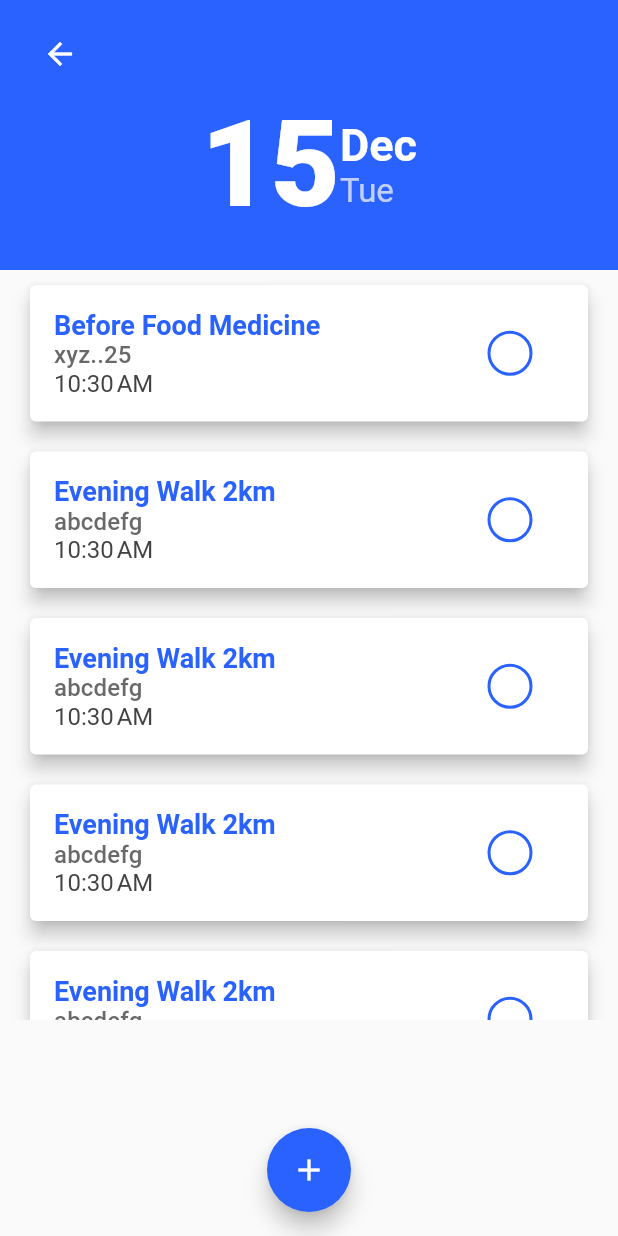
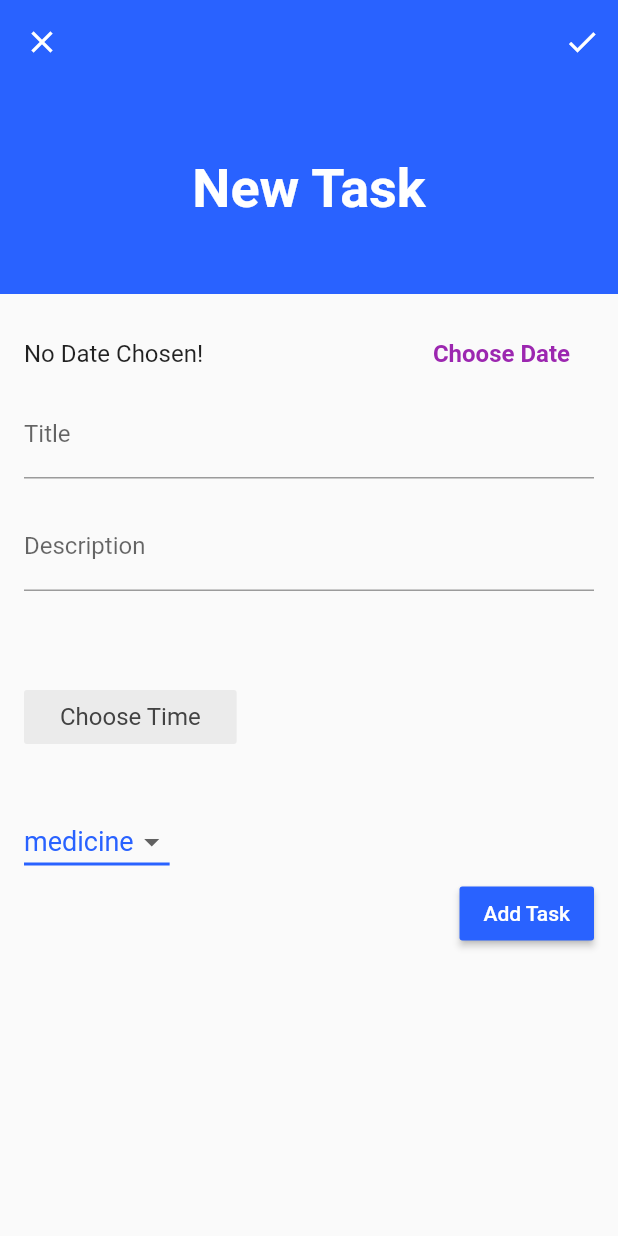
Before and after one commit to NavaneethRenjith/Medwise, a Flutter app: the TaskPage screen opened directly, after a tap on the "add" icon, on a phone screen of 412 x 824 dp. Run offline on Flutter 3.47's test engine with Material 2 defaults, Android fonts, the phone set to English and light mode, and no system bars.

Commit message:
added new-task page

```diff
--- a/Medwise/lib/widgets/date.dart
+++ b/Medwise/lib/widgets/date.dart
@@ -25,22 +25,9 @@ class _DateState extends State<Date> {
   @override
   Widget build(BuildContext context) {
     return Container(
-      height: 180,
+      height: 140,
       padding: EdgeInsets.all(16),
       color: Theme.of(context).primaryColor,
-      child: Column(
-        children: [
-          Container(
-            height: 40,
-            alignment: Alignment.centerLeft,
-            child: IconButton(
-                icon: Icon(Icons.arrow_back),
-                color: Colors.white,
-                onPressed: () {
-                  Navigator.pop(context);
-                }),
-          ),
-          Expanded(
       child: GestureDetector(
         onTap: _presentDatePicker,
         child: Container(
@@ -56,6 +43,9 @@ class _DateState extends State<Date> {
                           fontWeight: FontWeight.w900,
                           color: Colors.white,
                         ),
+                      ),
+                      SizedBox(
+                        width: 5,
                       ),
                       Column(
                         mainAxisAlignment: MainAxisAlignment.center,
@@ -93,6 +83,9 @@ class _DateState extends State<Date> {
                           color: Colors.white,
                         ),
                       ),
+                      SizedBox(
+                        width: 5,
+                      ),
                       Column(
                         mainAxisAlignment: MainAxisAlignment.center,
                         crossAxisAlignment: CrossAxisAlignment.start,
@@ -117,9 +110,6 @@ class _DateState extends State<Date> {
                     ],
                   )),
       ),
-          ),
-        ],
-      ),
     );
   }
 }
--- /dev/null
+++ b/Medwise/lib/widgets/new_task.dart
@@ -0,0 +1,232 @@
+import 'package:flutter/material.dart';
+import 'package:intl/intl.dart';
+
+class NewTask extends StatefulWidget {
+  final Function addTask;
+
+  NewTask(this.addTask); // addNewTask from task_page.dart
+
+  @override
+  _NewTaskState createState() => _NewTaskState();
+}
+
+class _NewTaskState extends State<NewTask> {
+  final _titleController = TextEditingController();
+  final _descController = TextEditingController();
+  DateTime _selectedDate;
+  TimeOfDay _selectedTime;
+  String _selectedTag = 'medicine';
+
+  void _presentDatePicker() {
+    showDatePicker(
+      context: context,
+      initialDate: DateTime.now(),
+      firstDate: DateTime.now(),
+      lastDate: DateTime(2022),
+    ).then((pickedDate) {
+      if (pickedDate == null) return;
+      setState(() {
+        _selectedDate = pickedDate;
+      });
+    });
+  }
+
+  void _presentTimePicker() {
+    showTimePicker(
+      context: context,
+      initialTime: TimeOfDay.now(),
+    ).then((pickedTime) {
+      if (pickedTime == null) return;
+      setState(() {
+        _selectedTime = pickedTime;
+      });
+    });
+  }
+
+  void _submitData() {
+    final enteredTitle = _titleController.text;
+    final enteredDesc = _descController.text;
+    final enteredTag = _selectedTag;
+  }
+
+  @override
+  Widget build(BuildContext context) {
+    return Scaffold(
+      appBar: AppBar(
+        elevation: 0,
+        leading: IconButton(
+            icon: Icon(Icons.close),
+            onPressed: () {
+              Navigator.pop(context);
+            }),
+        actions: [
+          IconButton(icon: Icon(Icons.done), onPressed: () {}),
+        ],
+      ),
+      body: Container(
+        child: Column(
+          children: [
+            Container(
+              height: 140,
+              child: Center(
+                child: Text(
+                  'New Task',
+                  style: TextStyle(
+                    color: Colors.white,
+                    fontSize: 36,
+                    fontWeight: FontWeight.bold,
+                  ),
+                ),
+              ),
+              color: Theme.of(context).primaryColor,
+            ),
+            Container(
+              margin: EdgeInsets.symmetric(
+                vertical: 16,
+                horizontal: 16,
+              ),
+              child: Column(
+                crossAxisAlignment: CrossAxisAlignment.start,
+                children: [
+                  Container(
+                    // Date Picker Section
+                    child: Row(
+                      children: [
+                        Expanded(
+                          child: Text(
+                            _selectedDate == null
+                                ? 'No Date Chosen!'
+                                : DateFormat.yMMMd().format(_selectedDate),
+                            style: TextStyle(
+                              fontSize: 16,
+                            ),
+                          ),
+                        ),
+                        FlatButton(
+                          onPressed: _presentDatePicker,
+                          child: Text(
+                            'Choose Date',
+                            style: TextStyle(
+                              color: Colors.purple,
+                              fontWeight: FontWeight.bold,
+                              fontSize: 16,
+                            ),
+                          ),
+                        )
+                      ],
+                    ),
+                  ),
+                  TextField(
+                    controller: _titleController,
+                    onSubmitted: null,
+                    decoration: InputDecoration(
+                      labelText: 'Title',
+                    ),
+                  ),
+                  SizedBox(
+                    height: 16,
+                  ),
+                  TextField(
+                    controller: _descController,
+                    onSubmitted: null,
+                    decoration: InputDecoration(
+                      labelText: 'Description',
+                    ),
+                  ),
+                  SizedBox(
+                    height: 60,
+                  ),
+                  FlatButton(
+                    // Time Picker section
+                    padding: EdgeInsets.symmetric(
+                      vertical: 8,
+                      horizontal: 24,
+                    ),
+                    color: Color.fromRGBO(220, 220, 220, 0.5),
+                    onPressed: _presentTimePicker,
+                    child: _selectedTime == null
+                        ? Text(
+                            'Choose Time',
+                            style: Theme.of(context).textTheme.subtitle1,
+                          )
+                        : Text(
+                            'Format time here',
+                            style: Theme.of(context).textTheme.subtitle1,
+                          ),
+                  ),
+                  // Repeat section
+                  // Container(
+                  //   child: Row(
+                  //     children: [
+                  //       Expanded(
+                  //         child: Text(
+                  //           'Repeat',
+                  //           style: Theme.of(context).textTheme.subtitle1,
+                  //         ),
+                  //       ),
+                  //       FlatButton(
+                  //         onPressed: () {},
+                  //         child: Row(
+                  //           mainAxisAlignment: MainAxisAlignment.end,
+                  //           children: [
+                  //             Text(
+                  //               '1 Week',
+                  //               style: Theme.of(context).textTheme.subtitle1,
+                  //             ),
+                  //             Icon(Icons.keyboard_arrow_right_outlined),
+                  //           ],
+                  //         ),
+                  //       ),
+                  //     ],
+                  //   ),
+                  // ),
+                  Container(
+                    // Tag section
+                    margin: EdgeInsets.only(
+                      top: 35,
+                    ),
+                    child: DropdownButton(
+                      value: _selectedTag,
+                      icon: Icon(Icons.arrow_drop_down),
+                      style: TextStyle(
+                        color: Theme.of(context).primaryColor,
+                        fontSize: 18,
+                      ),
+                      underline: Container(
+                        height: 2,
+                        color: Theme.of(context).primaryColor,
+                      ),
+                      onChanged: (String newTag) {
+                        setState(() {
+                          _selectedTag = newTag;
+                        });
+                      },
+                      items: ['medicine', 'exercise', 'diet', 'other']
+                          .map((value) {
+                        return DropdownMenuItem(
+                          value: value,
+                          child: Text(value),
+                        );
+                      }).toList(),
+                    ),
+                  ),
+                  Container(
+                    alignment: Alignment.centerRight,
+                    child: RaisedButton(
+                      onPressed: () {},
+                      child: Text(
+                        'Add Task',
+                      ),
+                      color: Theme.of(context).primaryColor,
+                      textColor: Theme.of(context).textTheme.button.color,
+                    ),
+                  ),
+                ],
+              ),
+            ),
+          ],
+        ),
+      ),
+    );
+  }
+}
--- a/Medwise/lib/widgets/task_page.dart
+++ b/Medwise/lib/widgets/task_page.dart
@@ -3,6 +3,7 @@ import 'package:flutter/material.dart';
 import '../models/task.dart';
 import './task_list.dart';
 import './date.dart';
+import './new_task.dart';
 
 class TaskPage extends StatefulWidget {
   @override
@@ -55,20 +56,44 @@ class _TaskPageState extends State<TaskPage> {
     ),
   ];
 
+  void _addNewTask(String taskTitle, String taskDescription, String taskTag) {
+    final newTask = Task(
+      title: taskTitle,
+      description: taskDescription,
+      date: DateTime.now(),
+      time: DateTime.now(),
+      tag: taskTag,
+    );
+
+    setState(() {
+      _userTasks.add(newTask);
+    });
+  }
+
   @override
   Widget build(BuildContext context) {
     return Scaffold(
-      body: Column(
-        children: [
-          Date(),
-          TaskList(_userTasks),
-        ],
+      appBar: AppBar(
+        elevation: 0,
+      ),
+      body: Container(
+        child: Column(
+          children: [
+            Date(),
+            TaskList(_userTasks),
+          ],
+        ),
       ),
       floatingActionButtonLocation: FloatingActionButtonLocation.centerFloat,
       floatingActionButton: FloatingActionButton(
         backgroundColor: Theme.of(context).primaryColor,
         child: Icon(Icons.add),
-        onPressed: () {},
+        onPressed: () {
+          Navigator.push(
+            context,
+            MaterialPageRoute(builder: (context) => NewTask(_addNewTask)),
+          );
+        },
       ),
     );
   }
```
Lines whose indentation alone changed are shown as unchanged.
